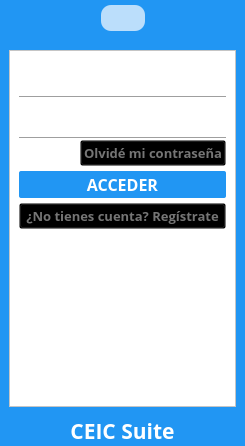
Above: interface/qt/ui/login.ui from usbceic/ceic-sv before the change. Below: the same form after it.
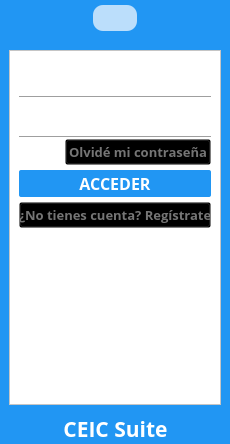
That is the form after the change. Icons and pictures are not drawn.

Commit message: Login minimo v3

The edit to the form file:
```diff
--- a/interface/qt/ui/login.ui
+++ b/interface/qt/ui/login.ui
@@ -9,8 +9,8 @@
    <rect>
     <x>0</x>
     <y>0</y>
-    <width>245</width>
-    <height>446</height>
+    <width>230</width>
+    <height>444</height>
    </rect>
   </property>
   <property name="windowTitle">
```
Left out of the diff: 3 changed lines with no effect on the pictures.
